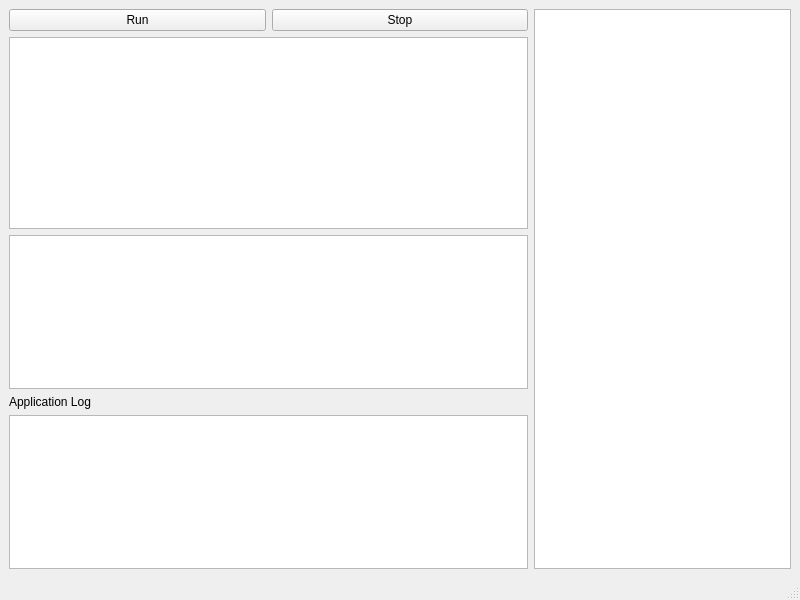
Qt form mainwindow.ui (JoseJ1806/IDE_DatosII) before a commit.
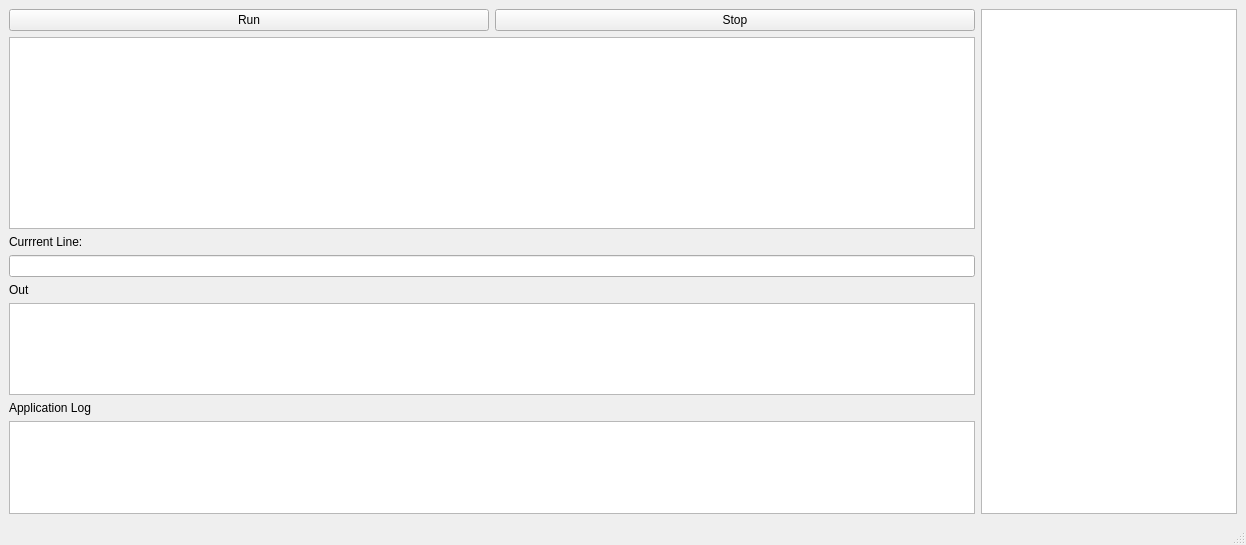
The same form after that commit.

Commit message: Se conecta el cliente al server

The edit to the form file:
```diff
--- a/mainwindow.ui
+++ b/mainwindow.ui
@@ -6,8 +6,8 @@
    <rect>
     <x>0</x>
     <y>0</y>
-    <width>800</width>
-    <height>600</height>
+    <width>1246</width>
+    <height>545</height>
    </rect>
   </property>
   <property name="windowTitle">
@@ -20,17 +20,59 @@
       <item row="1" column="0" colspan="2">
        <widget class="QTextEdit" name="textEdit_2">
         <property name="sizePolicy">
-         <sizepolicy hsizetype="Preferred" vsizetype="MinimumExpanding">
+         <sizepolicy hsizetype="MinimumExpanding" vsizetype="MinimumExpanding">
           <horstretch>0</horstretch>
           <verstretch>0</verstretch>
          </sizepolicy>
         </property>
+        <property name="horizontalScrollBarPolicy">
+         <enum>Qt::ScrollBarAsNeeded</enum>
+        </property>
+        <property name="sizeAdjustPolicy">
+         <enum>QAbstractScrollArea::AdjustIgnored</enum>
+        </property>
        </widget>
       </item>
       <item row="2" column="0" colspan="2">
        <layout class="QVBoxLayout" name="verticalLayout_3">
         <item>
-         <widget class="QTextBrowser" name="textBrowser">
+         <widget class="QLabel" name="label_2">
+          <property name="sizePolicy">
+           <sizepolicy hsizetype="Minimum" vsizetype="MinimumExpanding">
+            <horstretch>0</horstretch>
+            <verstretch>0</verstretch>
+           </sizepolicy>
+          </property>
+          <property name="text">
+           <string>Currrent Line:</string>
+          </property>
+         </widget>
+        </item>
+        <item>
+         <widget class="QLineEdit" name="CurrentLine">
+          <property name="sizePolicy">
+           <sizepolicy hsizetype="Minimum" vsizetype="Fixed">
+            <horstretch>0</horstretch>
+            <verstretch>0</verstretch>
+           </sizepolicy>
+          </property>
+          <property name="cursor">
+           <cursorShape>ArrowCursor</cursorShape>
+          </property>
+          <property name="readOnly">
+           <bool>true</bool>
+          </property>
+         </widget>
+        </item>
+        <item>
+         <widget class="QLabel" name="label_3">
+          <property name="text">
+           <string>Out</string>
+          </property>
+         </widget>
+        </item>
+        <item>
+         <widget class="QTextBrowser" name="Stdout">
           <property name="sizePolicy">
            <sizepolicy hsizetype="Preferred" vsizetype="Preferred">
             <horstretch>0</horstretch>
@@ -47,7 +89,14 @@
          </widget>
         </item>
         <item>
-         <widget class="QTextBrowser" name="textBrowser_2"/>
+         <widget class="QTextBrowser" name="AppLog">
+          <property name="sizePolicy">
+           <sizepolicy hsizetype="Minimum" vsizetype="Maximum">
+            <horstretch>0</horstretch>
+            <verstretch>0</verstretch>
+           </sizepolicy>
+          </property>
+         </widget>
         </item>
        </layout>
       </item>
@@ -61,11 +110,14 @@
       <item row="0" column="2" rowspan="3">
        <widget class="QTextEdit" name="textEdit">
         <property name="sizePolicy">
-         <sizepolicy hsizetype="Minimum" vsizetype="Minimum">
+         <sizepolicy hsizetype="Maximum" vsizetype="Minimum">
           <horstretch>0</horstretch>
           <verstretch>0</verstretch>
          </sizepolicy>
         </property>
+        <property name="readOnly">
+         <bool>true</bool>
+        </property>
        </widget>
       </item>
       <item row="0" column="1">
```
Left out of the diff: 12 changed lines with no effect on the pictures. The commit also changes 2 other files.
